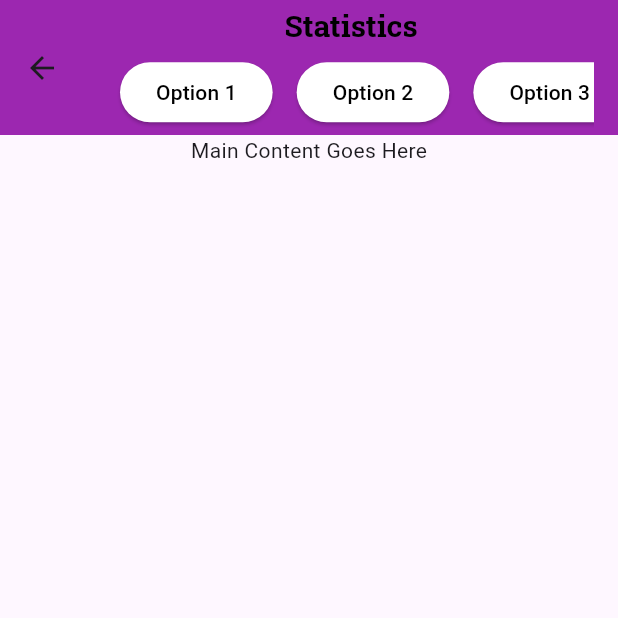
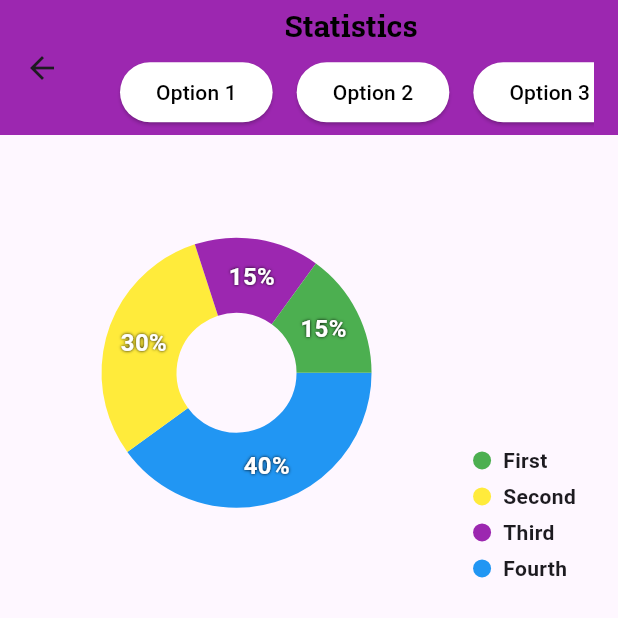
Before and after one commit to rabiaryal/budget_planner_022, a Flutter app: the HomePage screen opened directly, after a tap on "Go to Statistics", on a phone screen of 412 x 824 dp, the top half of it. Run offline on Flutter 3.47's test engine with Material 3 defaults, Android fonts, the phone set to English and light mode, and no system bars; drawn by our look-alikes of fl_chart; our stand-ins replace another_flushbar, firebase_auth, fluttertoast, font_awesome_flutter, google_fonts, shared_preferences; missing offline and left inert: function_tree; accounts and stored records are empty.

```diff
--- a/lib/home/homepage.dart
+++ b/lib/home/homepage.dart
@@ -36,6 +36,7 @@ class _HomePageState extends State<HomePage> {
                     context,
                     MaterialPageRoute(
                         builder: (context) => const SettingHomePage()));
+
               },
               icon: const Padding(
                 padding: EdgeInsets.symmetric(horizontal: 10),
@@ -64,7 +65,7 @@ class _HomePageState extends State<HomePage> {
                           MaterialPageRoute(
                               builder: (context) => const DisplayDataPage()));
                     }),
-                SizedBox(
+             const   SizedBox(
                   height: 30,
                 ),
                 RoundButton(
--- a/lib/main.dart
+++ b/lib/main.dart
@@ -2,7 +2,6 @@ import 'package:budget_planner/home/homepage.dart';
 import 'package:budget_planner/home/provider%20state/initialinfoprovider.dart';
 import 'package:budget_planner/profilepage/notification/provider/notificationprovider.dart';
 import 'package:budget_planner/provider/themeprovider.dart';
-import 'package:budget_planner/statistics/statisticshome.dart';
 
 import 'package:flutter/material.dart';
 import 'package:provider/provider.dart';
@@ -32,6 +31,7 @@ class MyApp extends StatelessWidget {
         brightness: Brightness.dark,
         primaryColor: Colors.blueAccent,
       ),
-        home: const StatisticHomePage());
+      home: const HomePage(),
+    );
   }
 }
--- a/lib/statistics/statisticshome.dart
+++ b/lib/statistics/statisticshome.dart
@@ -1,4 +1,6 @@
 import 'package:budget_planner/Utils/style/textstyle.dart';
+import 'package:budget_planner/home/widget/pie_chart02.dart';
+
 import 'package:flutter/material.dart';
 
 class StatisticHomePage extends StatefulWidget {
@@ -9,6 +11,7 @@ class StatisticHomePage extends StatefulWidget {
 }
 
 class _StatisticHomePageState extends State<StatisticHomePage> {
+  List data = [10, 30, 40, 50];
   @override
   Widget build(BuildContext context) {
     return Scaffold(
@@ -28,7 +31,7 @@ class _StatisticHomePageState extends State<StatisticHomePage> {
               overflow: TextOverflow.ellipsis,
             ),
             const SizedBox(height: 8), // Space between title and sidebar
-          const   SingleChildScrollView(
+            const SingleChildScrollView(
               scrollDirection: Axis.horizontal,
               child: Row(
                 mainAxisSize:
@@ -45,12 +48,8 @@ class _StatisticHomePageState extends State<StatisticHomePage> {
           ],
         ),
       ),
-      body: const  Column(
-        children: const [
-          Center(
-            child: Text('Main Content Goes Here'),
-          ),
-        ],
+      body: const Column(
+        children: [PieChartSample2()],
       ),
     );
   }
```
Lines whose indentation alone changed are shown as unchanged.
